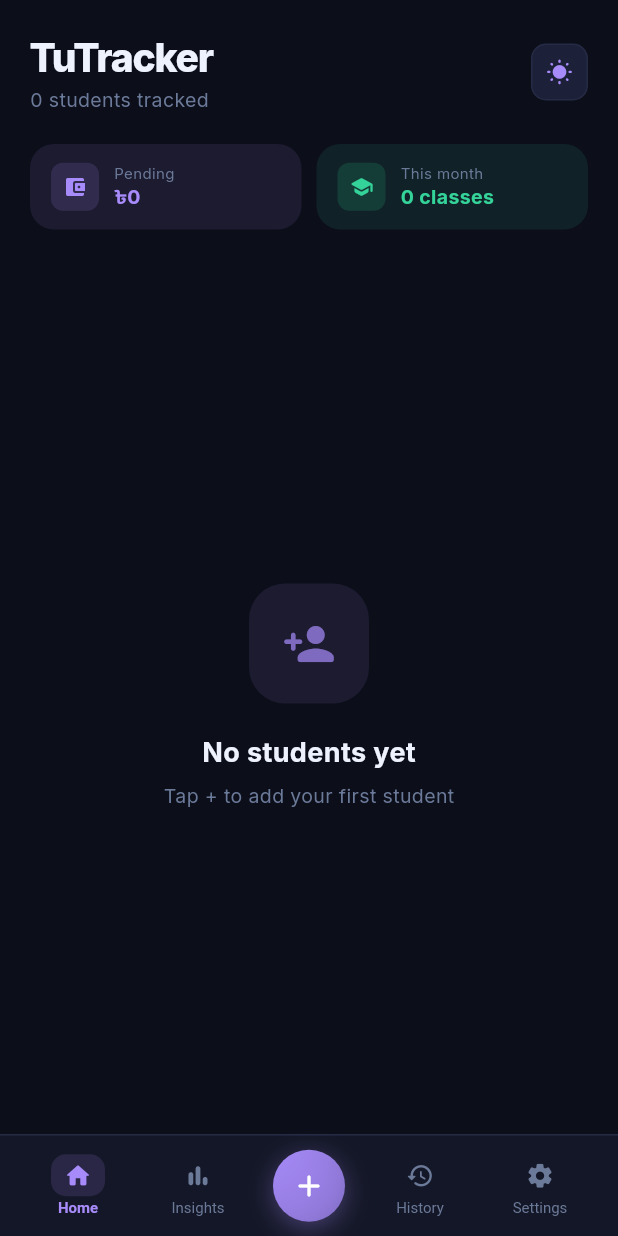
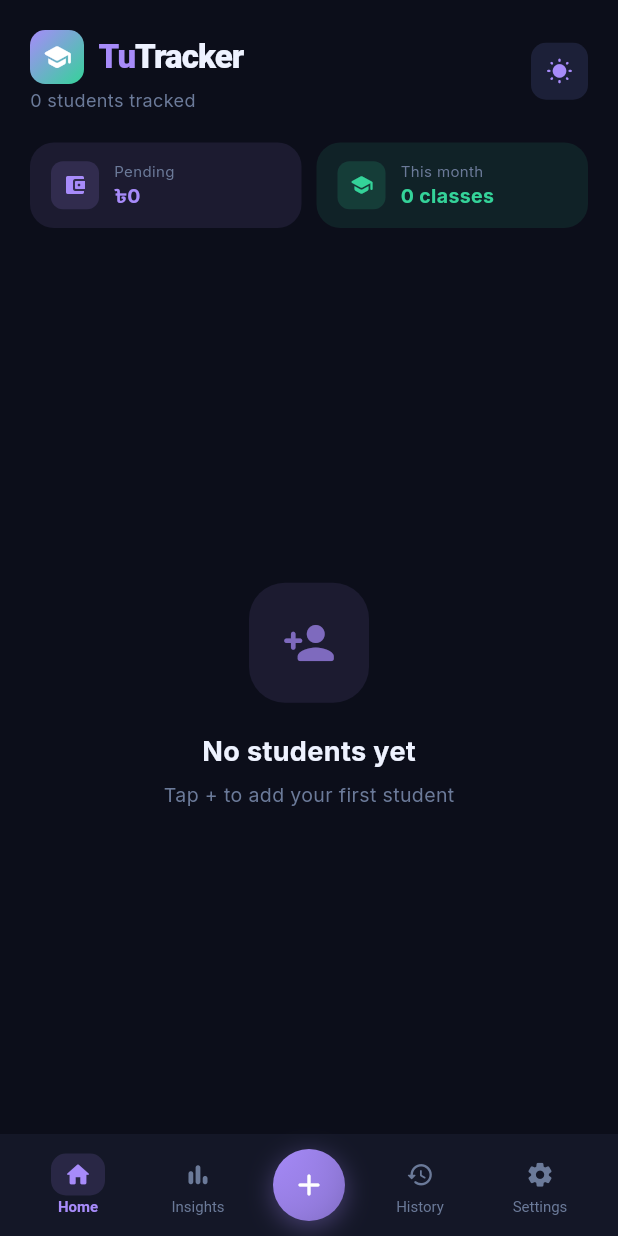
Before and after one commit to Knecrow/Tutracker, a Flutter app: the screen it shows after launch, on a phone screen of 412 x 824 dp. Run offline on Flutter 3.47's test engine with Material 3 defaults, Android fonts, the phone set to English and light mode, and no system bars; our stand-ins replace fl_chart, flutter_riverpod, go_router, google_fonts, hive, hive_flutter; accounts and stored records are empty.

Commit message:
v1.3.0 - New Teal app icon, borderless UI design, and full class date logging

```diff
--- a/lib/core/theme/app_theme.dart
+++ b/lib/core/theme/app_theme.dart
@@ -43,15 +43,15 @@ class AppTheme {
         contentPadding: const EdgeInsets.symmetric(horizontal: 16, vertical: 14),
         border: OutlineInputBorder(
           borderRadius: BorderRadius.circular(14),
-          borderSide: const BorderSide(color: AppColors.darkBorder),
+          borderSide: BorderSide.none,
         ),
         enabledBorder: OutlineInputBorder(
           borderRadius: BorderRadius.circular(14),
-          borderSide: const BorderSide(color: AppColors.darkBorder),
+          borderSide: BorderSide.none,
         ),
         focusedBorder: OutlineInputBorder(
           borderRadius: BorderRadius.circular(14),
-          borderSide: const BorderSide(color: AppColors.darkAccent, width: 1.5),
+          borderSide: BorderSide.none,
         ),
         hintStyle: const TextStyle(color: AppColors.darkTextSecondary, fontSize: 14),
         prefixIconColor: AppColors.darkTextSecondary,
@@ -74,7 +74,7 @@ class AppTheme {
       ),
       chipTheme: ChipThemeData(
         backgroundColor: AppColors.darkElevated,
-        side: const BorderSide(color: AppColors.darkBorder),
+        side: BorderSide.none,
         shape: RoundedRectangleBorder(borderRadius: BorderRadius.circular(8)),
         labelStyle: const TextStyle(color: AppColors.darkTextPrimary, fontSize: 12),
       ),
@@ -126,15 +126,15 @@ class AppTheme {
         contentPadding: const EdgeInsets.symmetric(horizontal: 16, vertical: 14),
         border: OutlineInputBorder(
           borderRadius: BorderRadius.circular(14),
-          borderSide: const BorderSide(color: AppColors.lightBorder),
+          borderSide: BorderSide.none,
         ),
         enabledBorder: OutlineInputBorder(
           borderRadius: BorderRadius.circular(14),
-          borderSide: const BorderSide(color: AppColors.lightBorder),
+          borderSide: BorderSide.none,
         ),
         focusedBorder: OutlineInputBorder(
           borderRadius: BorderRadius.circular(14),
-          borderSide: const BorderSide(color: AppColors.lightAccent, width: 1.5),
+          borderSide: BorderSide.none,
         ),
         hintStyle: const TextStyle(color: AppColors.lightTextSecondary, fontSize: 14),
         prefixIconColor: AppColors.lightTextSecondary,
@@ -157,7 +157,7 @@ class AppTheme {
       ),
       chipTheme: ChipThemeData(
         backgroundColor: AppColors.lightElevated,
-        side: const BorderSide(color: AppColors.lightBorder),
+        side: BorderSide.none,
         shape: RoundedRectangleBorder(borderRadius: BorderRadius.circular(8)),
         labelStyle: const TextStyle(color: AppColors.lightTextPrimary, fontSize: 12),
       ),
--- a/lib/presentation/screens/history/history_screen.dart
+++ b/lib/presentation/screens/history/history_screen.dart
@@ -86,7 +86,6 @@ class HistoryScreen extends ConsumerWidget {
                                 decoration: BoxDecoration(
                                   color: c.withValues(alpha: 0.15),
                                   borderRadius: BorderRadius.circular(12),
-                                  border: Border.all(color: c.withValues(alpha: 0.3), width: 1.5),
                                 ),
                                 child: Center(
                                   child: Text(
@@ -122,9 +121,6 @@ class HistoryScreen extends ConsumerWidget {
                                       decoration: BoxDecoration(
                                         color: cycle.isPaid ? context.accentGreen.withValues(alpha: 0.12) : context.elevated,
                                         borderRadius: BorderRadius.circular(20),
-                                        border: Border.all(
-                                          color: cycle.isPaid ? context.accentGreen.withValues(alpha: 0.3) : context.borderColor,
-                                        ),
                                       ),
                                       child: Row(
                                         mainAxisSize: MainAxisSize.min,
--- /dev/null
+++ b/lib/presentation/widgets/app_logo.dart
@@ -0,0 +1,71 @@
+import 'package:flutter/material.dart';
+import '../../core/extensions/context_ext.dart';
+
+/// Unique, simple, and minimal brand logo for TuTracker.
+class TuTrackerLogo extends StatelessWidget {
+  const TuTrackerLogo({
+    super.key,
+    this.size = 36,
+    this.showText = true,
+    this.fontSize = 22,
+  });
+
+  final double size;
+  final bool showText;
+  final double fontSize;
+
+  @override
+  Widget build(BuildContext context) {
+    final accent = context.accent;
+    final green = context.accentGreen;
+
+    final mark = Container(
+      width: size,
+      height: size,
+      decoration: BoxDecoration(
+        borderRadius: BorderRadius.circular(size * 0.28),
+        gradient: LinearGradient(
+          colors: [accent, green],
+          begin: Alignment.topLeft,
+          end: Alignment.bottomRight,
+        ),
+      ),
+      child: Center(
+        child: Icon(
+          Icons.school_rounded,
+          size: size * 0.55,
+          color: Colors.white,
+        ),
+      ),
+    );
+
+    if (!showText) return mark;
+
+    return Row(
+      mainAxisSize: MainAxisSize.min,
+      children: [
+        mark,
+        const SizedBox(width: 10),
+        RichText(
+          text: TextSpan(
+            style: TextStyle(
+              fontSize: fontSize,
+              fontWeight: FontWeight.w800,
+              letterSpacing: -0.6,
+            ),
+            children: [
+              TextSpan(
+                text: 'Tu',
+                style: TextStyle(color: accent),
+              ),
+              TextSpan(
+                text: 'Tracker',
+                style: TextStyle(color: context.primaryText),
+              ),
+            ],
+          ),
+        ),
+      ],
+    );
+  }
+}
--- a/lib/presentation/widgets/floating_nav_sheet.dart
+++ b/lib/presentation/widgets/floating_nav_sheet.dart
@@ -70,7 +70,6 @@ class _FloatingNavBar extends StatelessWidget {
       padding: EdgeInsets.only(bottom: bottomPad, left: 12, right: 12, top: 0),
       decoration: BoxDecoration(
         color: navBg,
-        border: Border(top: BorderSide(color: context.borderColor, width: 1)),
       ),
       child: Row(
         mainAxisAlignment: MainAxisAlignment.spaceAround,
```
Also changed, not shown: lib/presentation/screens/home/home_screen.dart (+36 -17 lines), 10 other files.
